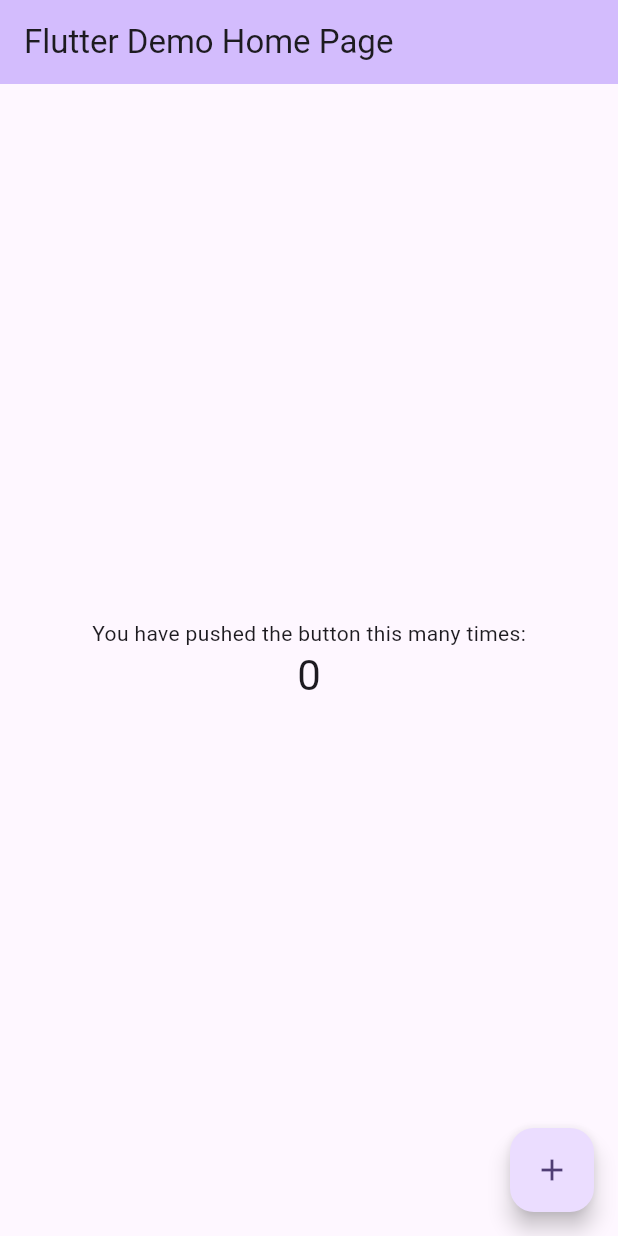
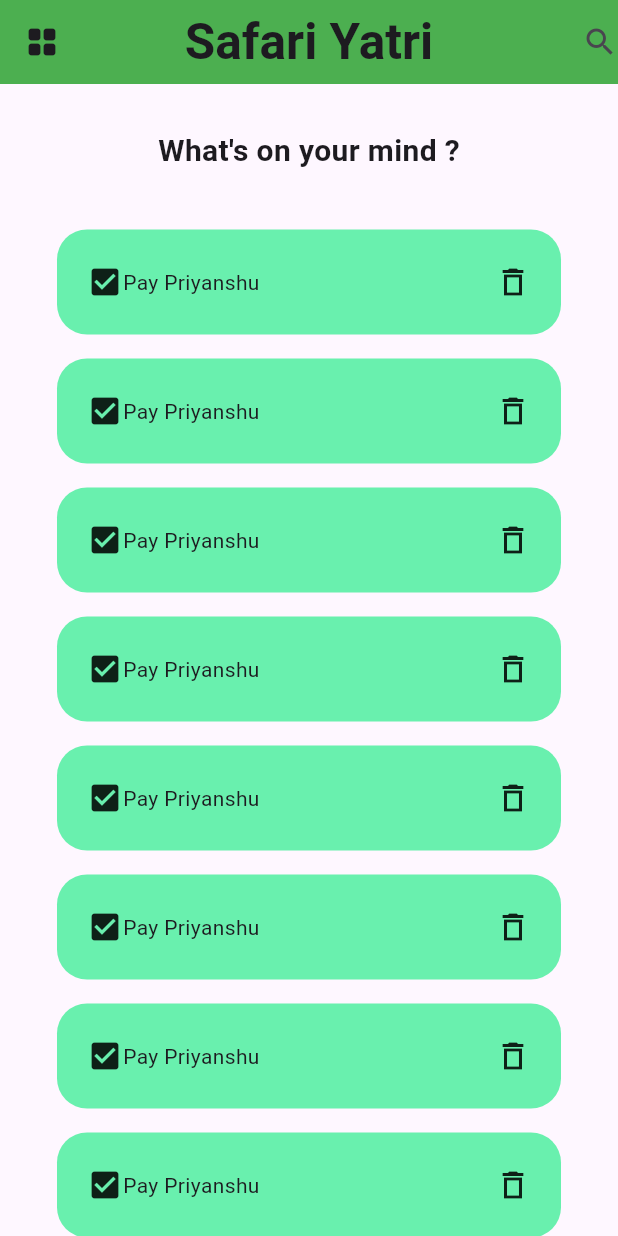
Before and after one commit to Priyanshudev001/Todo, a Flutter app: the screen it shows after launch, on a phone screen of 412 x 824 dp. Run offline on Flutter 3.47's test engine with Material 3 defaults, Android fonts, the phone set to English and light mode, and no system bars.

Commit message:
learned ui again

```diff
--- a/lib/main.dart
+++ b/lib/main.dart
@@ -1,122 +1,133 @@
 import 'package:flutter/material.dart';
+import 'package:todo/practiceui.dart';
 
 void main() {
-  runApp(const MyApp());
+  runApp(TaskApp());
 }
 
-class MyApp extends StatelessWidget {
-  const MyApp({super.key});
+class TaskApp extends StatelessWidget {
+  const TaskApp({super.key});
 
-  // This widget is the root of your application.
   @override
   Widget build(BuildContext context) {
-    return MaterialApp(
-      title: 'Flutter Demo',
-      theme: ThemeData(
-        // This is the theme of your application.
-        //
-        // TRY THIS: Try running your application with "flutter run". You'll see
-        // the application has a purple toolbar. Then, without quitting the app,
-        // try changing the seedColor in the colorScheme below to Colors.green
-        // and then invoke "hot reload" (save your changes or press the "hot
-        // reload" button in a Flutter-supported IDE, or press "r" if you used
-        // the command line to start the app).
-        //
-        // Notice that the counter didn't reset back to zero; the application
-        // state is not lost during the reload. To reset the state, use hot
-        // restart instead.
-        //
-        // This works for code too, not just values: Most code changes can be
-        // tested with just a hot reload.
-        colorScheme: ColorScheme.fromSeed(seedColor: Colors.deepPurple),
-      ),
-      home: const MyHomePage(title: 'Flutter Demo Home Page'),
-    );
+    return MaterialApp(debugShowCheckedModeBanner: false, home: Practice());
   }
 }
 
-class MyHomePage extends StatefulWidget {
-  const MyHomePage({super.key, required this.title});
-
-  // This widget is the home page of your application. It is stateful, meaning
-  // that it has a State object (defined below) that contains fields that affect
-  // how it looks.
-
-  // This class is the configuration for the state. It holds the values (in this
-  // case the title) provided by the parent (in this case the App widget) and
-  // used by the build method of the State. Fields in a Widget subclass are
-  // always marked "final".
-
-  final String title;
-
-  @override
-  State<MyHomePage> createState() => _MyHomePageState();
-}
-
-class _MyHomePageState extends State<MyHomePage> {
-  int _counter = 0;
-
-  void _incrementCounter() {
-    setState(() {
-      // This call to setState tells the Flutter framework that something has
-      // changed in this State, which causes it to rerun the build method below
-      // so that the display can reflect the updated values. If we changed
-      // _counter without calling setState(), then the build method would not be
-      // called again, and so nothing would appear to happen.
-      _counter++;
-    });
-  }
+class TaskPage extends StatelessWidget {
+  const TaskPage({super.key});
 
   @override
   Widget build(BuildContext context) {
-    // This method is rerun every time setState is called, for instance as done
-    // by the _incrementCounter method above.
-    //
-    // The Flutter framework has been optimized to make rerunning build methods
-    // fast, so that you can just rebuild anything that needs updating rather
-    // than having to individually change instances of widgets.
     return Scaffold(
-      appBar: AppBar(
-        // TRY THIS: Try changing the color here to a specific color (to
-        // Colors.amber, perhaps?) and trigger a hot reload to see the AppBar
-        // change color while the other colors stay the same.
-        backgroundColor: Theme.of(context).colorScheme.inversePrimary,
-        // Here we take the value from the MyHomePage object that was created by
-        // the App.build method, and use it to set our appbar title.
-        title: Text(widget.title),
+      floatingActionButtonLocation:
+          FloatingActionButtonLocation.miniCenterDocked,
+      bottomNavigationBar: BottomNavigationBar(
+        items: [
+          BottomNavigationBarItem(icon: Icon(Icons.home), label: 'home'),
+          BottomNavigationBarItem(
+            icon: Icon(Icons.monochrome_photos),
+            label: 'moon',
           ),
-      body: Center(
-        // Center is a layout widget. It takes a single child and positions it
-        // in the middle of the parent.
+        ],
+      ),
+      floatingActionButton: FloatingActionButton(
+        shape: CircleBorder(),
+        backgroundColor: Colors.red,
+
+        onPressed: () {},
+        child: Icon(Icons.add),
+      ),
+      backgroundColor: Colors.white,
+      body: SafeArea(
+        child: SingleChildScrollView(
+          child: Padding(
+            padding: EdgeInsets.all(20),
             child: Column(
-          // Column is also a layout widget. It takes a list of children and
-          // arranges them vertically. By default, it sizes itself to fit its
-          // children horizontally, and tries to be as tall as its parent.
-          //
-          // Column has various properties to control how it sizes itself and
-          // how it positions its children. Here we use mainAxisAlignment to
-          // center the children vertically; the main axis here is the vertical
-          // axis because Columns are vertical (the cross axis would be
-          // horizontal).
-          //
-          // TRY THIS: Invoke "debug painting" (choose the "Toggle Debug Paint"
-          // action in the IDE, or press "p" in the console), to see the
-          // wireframe for each widget.
-          mainAxisAlignment: MainAxisAlignment.center,
-          children: <Widget>[
-            const Text('You have pushed the button this many times:'),
+              crossAxisAlignment: CrossAxisAlignment.start,
+              children: [
+                Row(
+                  mainAxisAlignment: MainAxisAlignment.spaceBetween,
+                  children: [
+                    Icon(
+                      Icons.grid_view_rounded,
+                      size: 20,
+                      color: const Color.fromARGB(255, 205, 55, 55),
+                    ),
                     Text(
-              '$_counter',
-              style: Theme.of(context).textTheme.headlineMedium,
+                      "My Tasks",
+                      style: TextStyle(
+                        fontSize: 24,
+                        fontWeight: FontWeight.bold,
+                        color: Colors.red,
+                      ),
+                    ),
+                    Icon(
+                      Icons.search,
+                      size: 20,
+                      color: const Color.fromARGB(255, 193, 41, 41),
+                    ),
+                  ],
+                ),
+                SizedBox(height: 25),
+                Text(
+                  "Whats on your mind?",
+                  style: TextStyle(
+                    fontStyle: FontStyle.italic,
+                    color: Colors.red,
+                    fontSize: 16,
+                  ),
+                ),
+                SizedBox(height: 20),
+                Container(
+                  padding: EdgeInsets.all(12),
+                  decoration: BoxDecoration(
+                    color: const Color.fromARGB(255, 53, 157, 34),
+                    borderRadius: BorderRadius.circular(15),
+                  ),
+                  child: Row(
+                    children: [
+                      Icon(Icons.check_box, color: Colors.white),
+                      SizedBox(width: 10),
+                      Expanded(
+                        child: Column(
+                          crossAxisAlignment: CrossAxisAlignment.start,
+                          children: [
+                            Text(
+                              "Pay Priyanshu",
+                              style: TextStyle(
+                                fontSize: 16,
+                                color: Colors.white,
+                                fontWeight: FontWeight.bold,
+                              ),
+                            ),
+                            Text(
+                              "20 dollars for manga",
+                              style: TextStyle(color: Colors.white),
                             ),
                           ],
                         ),
                       ),
-      floatingActionButton: FloatingActionButton(
-        onPressed: _incrementCounter,
-        tooltip: 'Increment',
-        child: const Icon(Icons.add),
-      ), // This trailing comma makes auto-formatting nicer for build methods.
+                      Icon(Icons.delete, color: Colors.white),
+                    ],
+                  ),
+                ),
+                SizedBox(height: 15),
+                for (int i = 0; i < 10; i++) ...[
+                  Container(
+                    height: 60,
+                    margin: EdgeInsets.only(bottom: 15),
+                    decoration: BoxDecoration(
+                      color: Colors.red,
+                      borderRadius: BorderRadius.circular(15),
+                    ),
+                  ),
+                ],
+              ],
+            ),
+          ),
+        ),
+      ),
     );
   }
 }
--- /dev/null
+++ b/lib/practiceui.dart
@@ -0,0 +1,106 @@
+import 'package:flutter/material.dart';
+
+class Practice extends StatelessWidget {
+  const Practice({super.key});
+
+  @override
+  Widget build(BuildContext context) {
+    return Scaffold(
+      appBar: AppBar(
+        leading: Icon(Icons.grid_view_rounded),
+        title: Text(
+          "Safari Yatri",
+          style: TextStyle(fontWeight: FontWeight.bold, fontSize: 33),
+        ),
+        backgroundColor: Colors.green,
+        centerTitle: true,
+        actions: [Icon(Icons.search)],
+      ),
+      body: Center(
+        child: Column(
+          children: [
+            Padding(
+              padding: const EdgeInsets.all(30),
+              child: Text(
+                "What's on your mind ?",
+                style: TextStyle(fontWeight: FontWeight.bold, fontSize: 20),
+              ),
+            ),
+
+            // Container(
+            //   decoration: BoxDecoration(
+            //     color: Colors.red,
+            //     borderRadius: BorderRadius.circular(12),
+            //   ),
+            //   margin: EdgeInsets.symmetric(horizontal: 20),
+            //   padding: EdgeInsets.all(20),
+            //   height: 100,
+            //   width: double.infinity,
+
+            //   child: Row(
+            //     mainAxisAlignment: MainAxisAlignment.spaceBetween,
+            //     children: [
+            //       Row(
+            //         spacing: 10,
+            //         children: [
+            //           Icon(Icons.check_box),
+
+            //           Column(
+            //             mainAxisAlignment: MainAxisAlignment.center,
+            //             spacing: 10,
+            //             children: [
+            //               Text('data'),
+            //               Text('data'),
+            //               // Container(height: 50, width: 50, color: Colors.white),
+            //               // Container(height: 50, width: 50, color: Colors.white),
+            //               // Container(height: 50, width: 50, color: Colors.white),
+            //             ],
+            //           ),
+            //           // SizedBox(width: 10),
+            //         ],
+            //       ),
+            //       Icon(Icons.delete),
+            //     ],
+            //   ),
+            // ),
+            Expanded(
+              child: ListView.builder(
+                itemCount: 30,
+                itemBuilder: (context, index) {
+                  return Padding(
+                    padding: const EdgeInsets.all(8.0),
+                    child: Container(
+                      padding: EdgeInsets.all(20),
+                      height: 70,
+                      width: double.infinity,
+                      margin: EdgeInsets.symmetric(horizontal: 30),
+
+                      decoration: BoxDecoration(
+                        color: Colors.greenAccent,
+                        borderRadius: BorderRadius.circular(20),
+                      ),
+
+                      child: Row(
+                        mainAxisAlignment: MainAxisAlignment.spaceBetween,
+                        children: [
+                          Row(
+                            children: [
+                              Icon(Icons.check_box),
+                              Text("Pay Priyanshu"),
+                            ],
+                          ),
+
+                          Icon(Icons.delete_outline_sharp),
+                        ],
+                      ),
+                    ),
+                  );
+                },
+              ),
+            ),
+          ],
+        ),
+      ),
+    );
+  }
+}
```
Lines whose indentation alone changed are shown as unchanged.
